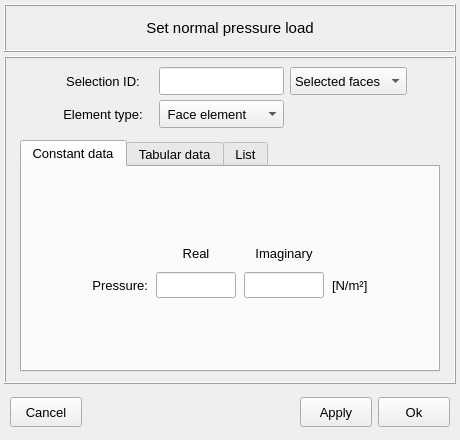
Before: the Qt Designer form vibra/interface/data/ui_files/model/structural/excitations/normal_pressure_load_inputs.ui in MOPT-UFSC/VIBRA, drawn with Qt 5.
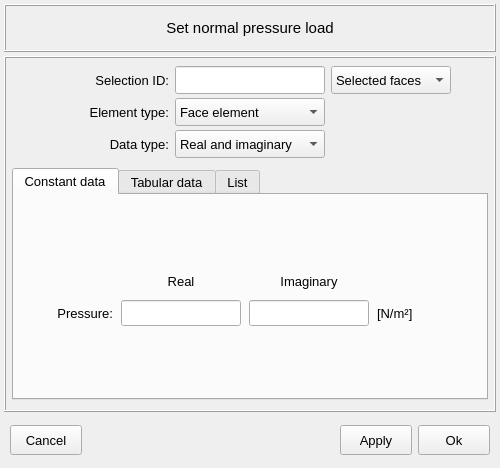
After: the same form once the commit is applied. Icons and pictures are not drawn.

Commit message: Refactor the structural model excitations to include amplitude/phase input values

```diff
--- a/vibra/interface/data/ui_files/model/structural/excitations/normal_pressure_load_inputs.ui
+++ b/vibra/interface/data/ui_files/model/structural/excitations/normal_pressure_load_inputs.ui
@@ -9,8 +9,8 @@
    <rect>
     <x>0</x>
     <y>0</y>
-    <width>460</width>
-    <height>440</height>
+    <width>500</width>
+    <height>468</height>
    </rect>
   </property>
   <property name="sizePolicy">
@@ -21,13 +21,13 @@
   </property>
   <property name="minimumSize">
    <size>
-    <width>460</width>
+    <width>500</width>
     <height>420</height>
    </size>
   </property>
   <property name="maximumSize">
    <size>
-    <width>460</width>
+    <width>500</width>
     <height>540</height>
    </size>
   </property>
@@ -103,13 +103,13 @@
         <property name="minimumSize">
          <size>
           <width>360</width>
-          <height>72</height>
+          <height>100</height>
          </size>
         </property>
         <property name="maximumSize">
          <size>
           <width>16777215</width>
-          <height>72</height>
+          <height>140</height>
          </size>
         </property>
         <property name="frameShape">
@@ -154,13 +154,13 @@
           <widget class="QLineEdit" name="lineEdit_selection_id">
            <property name="minimumSize">
             <size>
-             <width>120</width>
+             <width>150</width>
              <height>28</height>
             </size>
            </property>
            <property name="maximumSize">
             <size>
-             <width>140</width>
+             <width>150</width>
              <height>28</height>
             </size>
            </property>
@@ -183,6 +183,38 @@
            </property>
           </widget>
          </item>
+         <item row="1" column="2">
+          <widget class="QComboBox" name="comboBox_element_type">
+           <property name="minimumSize">
+            <size>
+             <width>150</width>
+             <height>28</height>
+            </size>
+           </property>
+           <property name="maximumSize">
+            <size>
+             <width>150</width>
+             <height>28</height>
+            </size>
+           </property>
+           <property name="font">
+            <font>
+             <pointsize>10</pointsize>
+             <bold>false</bold>
+            </font>
+           </property>
+           <item>
+            <property name="text">
+             <string>Face element</string>
+            </property>
+           </item>
+           <item>
+            <property name="text">
+             <string>Solid element</string>
+            </property>
+           </item>
+          </widget>
+         </item>
          <item row="0" column="4">
           <spacer name="horizontalSpacer_9">
            <property name="orientation">
@@ -196,17 +228,44 @@
            </property>
           </spacer>
          </item>
+         <item row="0" column="3">
+          <widget class="QComboBox" name="comboBox_attribution_type">
+           <property name="minimumSize">
+            <size>
+             <width>120</width>
+             <height>28</height>
+            </size>
+           </property>
+           <property name="maximumSize">
+            <size>
+             <width>120</width>
+             <height>28</height>
+            </size>
+           </property>
+           <property name="font">
+            <font>
+             <pointsize>10</pointsize>
+             <bold>false</bold>
+            </font>
+           </property>
+           <item>
+            <property name="text">
+             <string>Selected faces</string>
+            </property>
+           </item>
+          </widget>
+         </item>
          <item row="0" column="1">
           <widget class="QLabel" name="label_2">
            <property name="minimumSize">
             <size>
-             <width>100</width>
+             <width>120</width>
              <height>28</height>
             </size>
            </property>
            <property name="maximumSize">
             <size>
-             <width>100</width>
+             <width>120</width>
              <height>28</height>
             </size>
            </property>
@@ -222,7 +281,7 @@
             <string>Selection ID:</string>
            </property>
            <property name="alignment">
-            <set>Qt::AlignmentFlag::AlignCenter</set>
+            <set>Qt::AlignmentFlag::AlignRight|Qt::AlignmentFlag::AlignTrailing|Qt::AlignmentFlag::AlignVCenter</set>
            </property>
           </widget>
          </item>
@@ -230,13 +289,13 @@
           <widget class="QLabel" name="label_3">
            <property name="minimumSize">
             <size>
-             <width>100</width>
+             <width>120</width>
              <height>28</height>
             </size>
            </property>
            <property name="maximumSize">
             <size>
-             <width>100</width>
+             <width>120</width>
              <height>28</height>
             </size>
            </property>
@@ -252,21 +311,21 @@
             <string>Element type:</string>
            </property>
            <property name="alignment">
-            <set>Qt::AlignmentFlag::AlignCenter</set>
+            <set>Qt::AlignmentFlag::AlignRight|Qt::AlignmentFlag::AlignTrailing|Qt::AlignmentFlag::AlignVCenter</set>
            </property>
           </widget>
          </item>
-         <item row="1" column="2">
-          <widget class="QComboBox" name="comboBox_element_type">
+         <item row="2" column="2">
+          <widget class="QComboBox" name="comboBox_data_type">
            <property name="minimumSize">
             <size>
-             <width>120</width>
+             <width>150</width>
              <height>28</height>
             </size>
            </property>
            <property name="maximumSize">
             <size>
-             <width>140</width>
+             <width>150</width>
              <height>28</height>
             </size>
            </property>
@@ -278,7 +337,7 @@
            </property>
            <item>
             <property name="text">
-             <string> Face element</string>
+             <string>Real and imaginary</string>
             </property>
            </item>
            <item>
@@ -288,31 +347,34 @@
            </item>
           </widget>
          </item>
-         <item row="0" column="3">
-          <widget class="QComboBox" name="comboBox_attribution_type">
+         <item row="2" column="1">
+          <widget class="QLabel" name="label_5">
            <property name="minimumSize">
             <size>
-             <width>0</width>
+             <width>120</width>
              <height>28</height>
             </size>
            </property>
            <property name="maximumSize">
             <size>
-             <width>16777215</width>
+             <width>120</width>
              <height>28</height>
             </size>
            </property>
            <property name="font">
             <font>
+             <family>MS Shell Dlg 2</family>
              <pointsize>10</pointsize>
+             <italic>false</italic>
              <bold>false</bold>
             </font>
            </property>
-           <item>
-            <property name="text">
-             <string>Selected faces</string>
-            </property>
-           </item>
+           <property name="text">
+            <string>Data type:</string>
+           </property>
+           <property name="alignment">
+            <set>Qt::AlignmentFlag::AlignRight|Qt::AlignmentFlag::AlignTrailing|Qt::AlignmentFlag::AlignVCenter</set>
+           </property>
           </widget>
          </item>
         </layout>
@@ -349,7 +411,7 @@
            </property>
            <property name="maximumSize">
             <size>
-             <width>420</width>
+             <width>16777215</width>
              <height>16777215</height>
             </size>
            </property>
@@ -436,13 +498,13 @@
                </property>
                <layout class="QGridLayout" name="gridLayout">
                 <property name="leftMargin">
-                 <number>4</number>
+                 <number>2</number>
                 </property>
                 <property name="topMargin">
                  <number>4</number>
                 </property>
                 <property name="rightMargin">
-                 <number>4</number>
+                 <number>2</number>
                 </property>
                 <property name="bottomMargin">
                  <number>4</number>
@@ -489,7 +551,7 @@
                   </property>
                   <property name="maximumSize">
                    <size>
-                    <width>80</width>
+                    <width>16777215</width>
                     <height>26</height>
                    </size>
                   </property>
@@ -519,7 +581,7 @@
                   </property>
                   <property name="maximumSize">
                    <size>
-                    <width>80</width>
+                    <width>16777215</width>
                     <height>26</height>
                    </size>
                   </property>
@@ -543,13 +605,13 @@
                  <widget class="QLineEdit" name="lineEdit_imag_value">
                   <property name="minimumSize">
                    <size>
-                    <width>80</width>
+                    <width>120</width>
                     <height>26</height>
                    </size>
                   </property>
                   <property name="maximumSize">
                    <size>
-                    <width>80</width>
+                    <width>120</width>
                     <height>26</height>
                    </size>
                   </property>
@@ -573,13 +635,13 @@
                  <widget class="QLineEdit" name="lineEdit_real_value">
                   <property name="minimumSize">
                    <size>
-                    <width>80</width>
+                    <width>120</width>
                     <height>26</height>
                    </size>
                   </property>
                   <property name="maximumSize">
                    <size>
-                    <width>80</width>
+                    <width>120</width>
                     <height>26</height>
                    </size>
                   </property>
@@ -636,13 +698,13 @@
                  <widget class="QLabel" name="label_unit">
                   <property name="minimumSize">
                    <size>
-                    <width>50</width>
+                    <width>80</width>
                     <height>26</height>
                    </size>
                   </property>
                   <property name="maximumSize">
                    <size>
-                    <width>50</width>
+                    <width>80</width>
                     <height>26</height>
                    </size>
                   </property>
```
Left out of the diff: 48 changed lines with no effect on the pictures. The commit also changes 9 other files.
